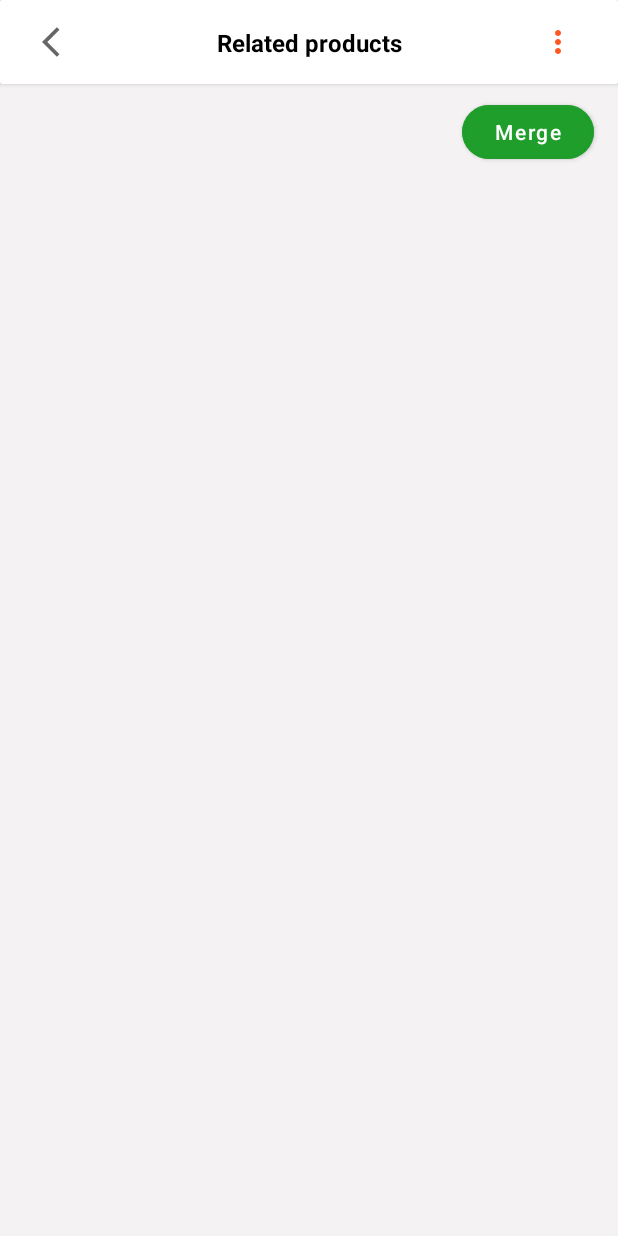
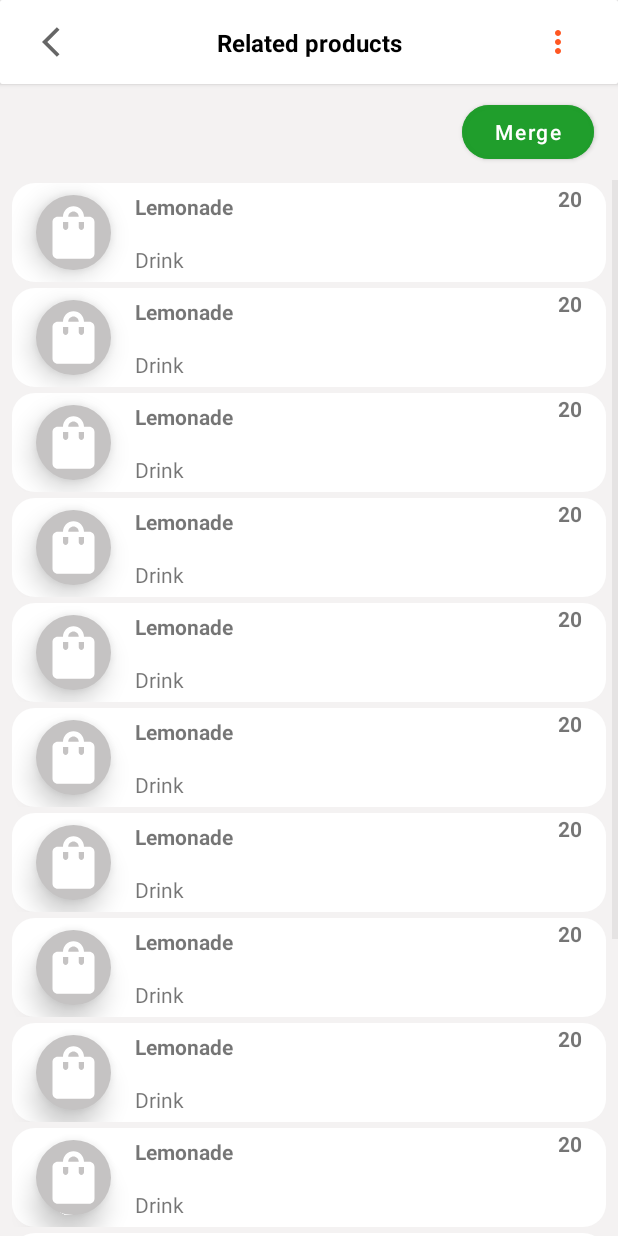
Before and after one commit to martinmichuki8/posAndroid, an Android app: the DuplicateProductsList screen opened directly, with no data from a screen before it, on a phone screen of 412 x 824 dp. Run offline under Robolectric (Android 15) with nearby library versions, the phone set to English and light mode, and no system bars.

Commit message:
Updated project

```diff
--- /dev/null
+++ b/app/src/main/java/com/michtech/pointofSale/adapter/AdapterDuplicates.java
@@ -0,0 +1,90 @@
+package com.michtech.pointofSale.adapter;
+
+import android.annotation.SuppressLint;
+import android.app.Activity;
+import android.view.LayoutInflater;
+import android.view.View;
+import android.view.ViewGroup;
+import android.widget.BaseAdapter;
+import android.widget.ImageView;
+import android.widget.TextView;
+
+import com.michtech.pointofSale.R;
+import com.michtech.pointofSale.functions.DuplicateProducts;
+
+import java.util.ArrayList;
+import java.util.List;
+
+public class AdapterDuplicates extends BaseAdapter {
+
+    static List<Integer> Ids = new ArrayList<>();
+    Activity activity;
+    List<DuplicateProducts> list;
+
+    public interface Listener{
+        void onSomeEvent(int a, String action);
+    }
+
+    public AdapterDuplicates(Activity activity, List<DuplicateProducts> list){
+        this.activity = activity;
+        this.list = list;
+    }
+
+    @Override
+    public int getCount() {
+        return list.size();
+    }
+
+    @Override
+    public Object getItem(int i) {
+        return null;
+    }
+
+    @Override
+    public long getItemId(int i) {
+        return 0;
+    }
+
+    @SuppressLint({"ViewHolder", "SetTextI18n"})
+    @Override
+    public View getView(int position, View view, ViewGroup viewGroup) {
+
+        view = LayoutInflater.from(activity).inflate(R.layout.duplicate_list, viewGroup, false);
+
+        TextView ProductName = view.findViewById(R.id.product);
+        TextView Category = view.findViewById(R.id.category);
+        TextView Amount = view.findViewById(R.id.amount);
+        ImageView Selected  = view.findViewById(R.id.selected);
+
+        ProductName.setText(list.get(position).getProductName());
+        Category.setText(list.get(position).getCategory());
+        Amount.setText(Integer.toString(list.get(position).getAmount()));
+
+        if(searchId(list.get(position).getId())) {
+            Selected.setVisibility(View.INVISIBLE);
+        }else{
+            Selected.setVisibility(View.VISIBLE);
+        }
+
+        view.setOnClickListener(new View.OnClickListener() {
+            @Override
+            public void onClick(View view) {
+                if(searchId(list.get(position).getId())){
+                    Ids.add(list.get(position).getId());
+                    ((Listener) activity).onSomeEvent(list.get(position).getId(), "Add");
+                    Selected.setVisibility(View.VISIBLE);
+                }else{
+                    Selected.setVisibility(View.INVISIBLE);
+                    Ids.remove(Integer.valueOf(list.get(position).getId()));
+                    ((Listener) activity).onSomeEvent(list.get(position).getId(), "Remove");
+                }
+            }
+        });
+
+        return view;
+    }
+    private boolean searchId(int ID){
+        int index = Ids.indexOf(ID);
+        return index == -1;
+    }
+}
--- a/app/src/main/java/com/michtech/pointofSale/duplicates/DuplicateProductsList.java
+++ b/app/src/main/java/com/michtech/pointofSale/duplicates/DuplicateProductsList.java
@@ -2,20 +2,40 @@ package com.michtech.pointofSale.duplicates;
 
 import android.os.Bundle;
 import android.view.View;
+import android.widget.Button;
 import android.widget.ImageButton;
+import android.widget.ListView;
 
+import androidx.annotation.NonNull;
 import androidx.appcompat.app.AppCompatActivity;
 
 import com.michtech.pointofSale.R;
+import com.michtech.pointofSale.adapter.AdapterDuplicates;
+import com.michtech.pointofSale.functions.DuplicateProducts;
 
-public class DuplicateProductsList extends AppCompatActivity {
+import java.util.ArrayList;
+import java.util.List;
+
+public class DuplicateProductsList extends AppCompatActivity implements AdapterDuplicates.Listener{
     ImageButton RelatedBack;
+    Button Merge;
+    ListView listView;
+    List<Integer> Ids;
+    List<Integer> SelectedIds = new ArrayList<>();
+    List<DuplicateProducts> duplicateProductsList;
+    AdapterDuplicates adapterDuplicates;
     @Override
     protected void onCreate(Bundle savedInstanceState){
         super.onCreate(savedInstanceState);
         setContentView(R.layout.duplicate_product_list);
 
         RelatedBack = findViewById(R.id.relatedBack);
+        listView = findViewById(R.id.listView);
+        Merge = findViewById(R.id.merege);
+
+        showList();
+        adapterDuplicates = new AdapterDuplicates(DuplicateProductsList.this, duplicateProductsList);
+        listView.setAdapter(adapterDuplicates);
 
         RelatedBack.setOnClickListener(new View.OnClickListener() {
             @Override
@@ -23,5 +43,42 @@ public class DuplicateProductsList extends AppCompatActivity {
                 finish();
             }
         });
+        Merge.setOnClickListener(new View.OnClickListener() {
+            @Override
+            public void onClick(View view) {
+                for(Integer ids: SelectedIds){
+                    System.out.println(ids);
+                }
+            }
+        });
+    }
+    private void showList(){
+        duplicateProductsList = new ArrayList<>();
+        Ids = new ArrayList<>();
+        Ids.add(1);
+        Ids.add(12);
+        duplicateProductsList.add(new DuplicateProducts("Lemonade", "Drink", 20, 1, Ids));
+        duplicateProductsList.add(new DuplicateProducts("Lemonade", "Drink", 20, 2, Ids));
+        duplicateProductsList.add(new DuplicateProducts("Lemonade", "Drink", 20, 3, Ids));
+        duplicateProductsList.add(new DuplicateProducts("Lemonade", "Drink", 20, 4, Ids));
+        duplicateProductsList.add(new DuplicateProducts("Lemonade", "Drink", 20, 5, Ids));
+        duplicateProductsList.add(new DuplicateProducts("Lemonade", "Drink", 20, 6, Ids));
+        duplicateProductsList.add(new DuplicateProducts("Lemonade", "Drink", 20, 7, Ids));
+        duplicateProductsList.add(new DuplicateProducts("Lemonade", "Drink", 20, 8, Ids));
+        duplicateProductsList.add(new DuplicateProducts("Lemonade", "Drink", 20, 9, Ids));
+        duplicateProductsList.add(new DuplicateProducts("Lemonade", "Drink", 20, 10, Ids));
+        duplicateProductsList.add(new DuplicateProducts("Lemonade", "Drink", 20, 11, Ids));
+        duplicateProductsList.add(new DuplicateProducts("Lemonade", "Drink", 20, 12, Ids));
+        duplicateProductsList.add(new DuplicateProducts("Lemonade", "Drink", 20, 13, Ids));
+        duplicateProductsList.add(new DuplicateProducts("Lemonade", "Drink", 20, 14, Ids));
+    }
+
+    @Override
+    public void onSomeEvent(int ID, @NonNull String action) {
+        if(action.equals("Add")){
+            SelectedIds.add(ID);
+        }else{
+            SelectedIds.remove(Integer.valueOf(ID));
+        }
     }
 }
--- a/app/src/main/java/com/michtech/pointofSale/functions/DuplicateProducts.java
+++ b/app/src/main/java/com/michtech/pointofSale/functions/DuplicateProducts.java
@@ -4,13 +4,23 @@ import java.util.List;
 
 public class DuplicateProducts {
     String ProductName;
+    String Category;
+    int Amount;
     int Id;
     List<Integer> IdList;
     public DuplicateProducts(){}
-    public DuplicateProducts(String ProductName, int Id, List<Integer> IdList){
+    public DuplicateProducts(String ProductName, String Category, int Amount, int Id, List<Integer> IdList){
         this.ProductName = ProductName;
         this.Id = Id;
         this.IdList = IdList;
+        this.Category = Category;
+        this.Amount = Amount;
+    }
+    public String getCategory(){
+        return Category;
+    }
+    public void setCategory(String Category){
+        this.Category = Category;
     }
     public String getProductName(){
         return ProductName;
@@ -30,4 +40,10 @@ public class DuplicateProducts {
     public void setIdList(List<Integer> IdList){
         this.IdList  = IdList;
     }
+    public int getAmount(){
+        return Amount;
+    }
+    public void setAmount(int Amount){
+        this.Amount = Amount;
+    }
 }
--- /dev/null
+++ b/app/src/main/res/layout/duplicate_list.xml
@@ -0,0 +1,88 @@
+<?xml version="1.0" encoding="utf-8"?>
+<androidx.constraintlayout.widget.ConstraintLayout xmlns:android="http://schemas.android.com/apk/res/android"
+    xmlns:app="http://schemas.android.com/apk/res-auto"
+    xmlns:tools="http://schemas.android.com/tools"
+    android:layout_width="match_parent"
+    android:layout_height="match_parent">
+
+    <androidx.constraintlayout.widget.ConstraintLayout
+        android:layout_width="0dp"
+        android:layout_height="wrap_content"
+        android:layout_marginStart="8dp"
+        android:layout_marginTop="2dp"
+        android:layout_marginEnd="8dp"
+        android:layout_marginBottom="2dp"
+        style="@style/listBackground"
+        app:layout_constraintBottom_toBottomOf="parent"
+        app:layout_constraintEnd_toEndOf="parent"
+        app:layout_constraintStart_toStartOf="parent"
+        app:layout_constraintTop_toTopOf="parent">
+
+        <ImageView
+            android:id="@+id/imageView"
+            android:layout_width="50dp"
+            android:layout_height="50dp"
+            android:layout_marginStart="16dp"
+            android:layout_marginTop="8dp"
+            android:layout_marginBottom="8dp"
+            android:background="@drawable/grey_circle"
+            android:padding="4dp"
+            android:elevation="10dp"
+            app:tint="@color/white"
+            app:layout_constraintBottom_toBottomOf="parent"
+            app:layout_constraintStart_toStartOf="parent"
+            app:layout_constraintTop_toTopOf="parent"
+            app:srcCompat="@drawable/shopping_bag" />
+
+        <TextView
+            android:id="@+id/product"
+            android:layout_width="wrap_content"
+            android:layout_height="wrap_content"
+            android:layout_marginStart="16dp"
+            android:text="Colgate"
+            android:textStyle="bold"
+            app:layout_constraintBottom_toTopOf="@+id/category"
+            app:layout_constraintStart_toEndOf="@+id/imageView"
+            app:layout_constraintTop_toTopOf="parent"
+            app:layout_constraintVertical_chainStyle="packed" />
+
+        <TextView
+            android:id="@+id/amount"
+            android:layout_width="wrap_content"
+            android:layout_height="wrap_content"
+            android:layout_marginEnd="16dp"
+            android:text="12"
+            android:textStyle="bold"
+            app:layout_constraintBottom_toTopOf="@+id/selected"
+            app:layout_constraintEnd_toEndOf="parent"
+            app:layout_constraintTop_toTopOf="parent"
+            app:layout_constraintVertical_chainStyle="packed" />
+
+        <TextView
+            android:id="@+id/category"
+            android:layout_width="wrap_content"
+            android:layout_height="wrap_content"
+            android:layout_marginStart="16dp"
+            android:layout_marginTop="16dp"
+            android:text="toothpaste"
+            app:layout_constraintBottom_toBottomOf="parent"
+            app:layout_constraintStart_toEndOf="@+id/imageView"
+            app:layout_constraintTop_toBottomOf="@+id/product" />
+
+        <ImageView
+            android:id="@+id/selected"
+            android:layout_width="30dp"
+            android:layout_height="30dp"
+            android:layout_marginTop="16dp"
+            android:layout_marginEnd="16dp"
+            android:background="@drawable/circle"
+            android:padding="5dp"
+            android:src="@drawable/ic_baseline_done_outline_24"
+            android:visibility="invisible"
+            app:layout_constraintBottom_toBottomOf="parent"
+            app:layout_constraintEnd_toEndOf="parent"
+            app:layout_constraintTop_toBottomOf="@+id/amount"
+            app:tint="@color/white" />
+
+    </androidx.constraintlayout.widget.ConstraintLayout>
+</androidx.constraintlayout.widget.ConstraintLayout>
--- a/app/src/main/res/layout/duplicate_product_list.xml
+++ b/app/src/main/res/layout/duplicate_product_list.xml
@@ -68,7 +68,7 @@
     </androidx.cardview.widget.CardView>
 
     <Button
-        android:id="@+id/button3"
+        android:id="@+id/merege"
         android:layout_width="wrap_content"
         android:layout_height="wrap_content"
         android:layout_marginTop="8dp"
@@ -86,8 +86,9 @@
         android:layout_width="0dp"
         android:layout_height="0dp"
         android:layout_marginTop="8dp"
+        android:divider="@null"
         app:layout_constraintBottom_toBottomOf="parent"
         app:layout_constraintEnd_toEndOf="parent"
         app:layout_constraintStart_toStartOf="parent"
-        app:layout_constraintTop_toBottomOf="@+id/button3" />
+        app:layout_constraintTop_toBottomOf="@+id/merege" />
 </androidx.constraintlayout.widget.ConstraintLayout>
```
